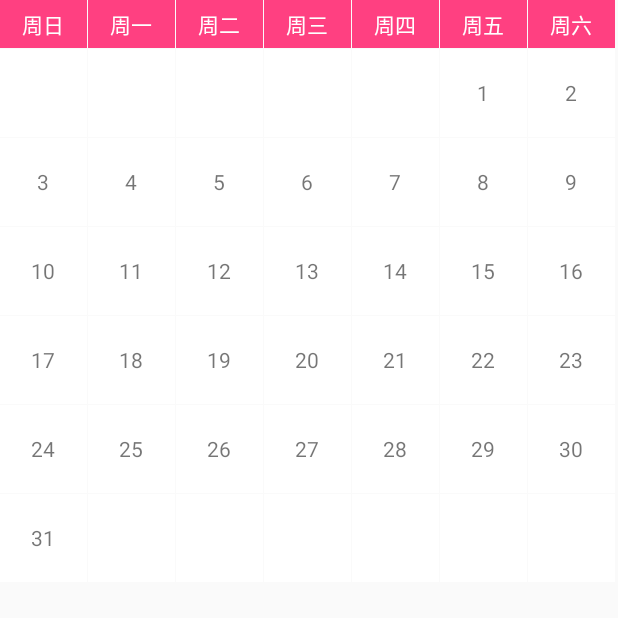
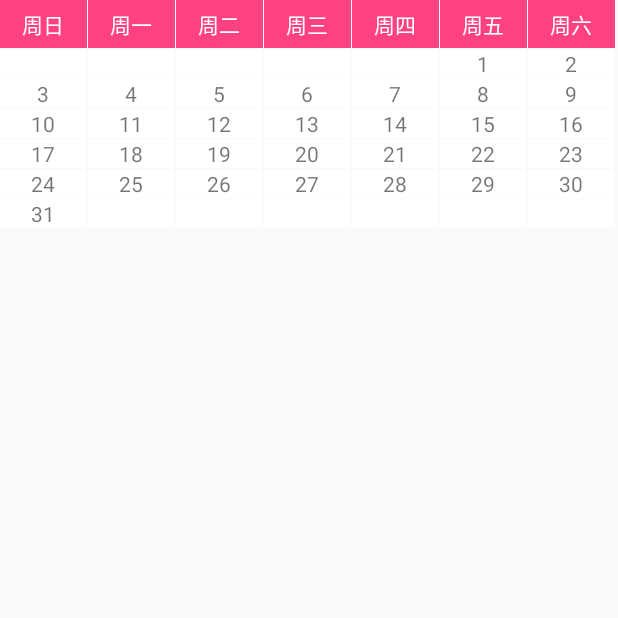
Before and after one commit to Mr-Cai/SignIn, an Android app: the screen it shows after launch (SignInActivity), on a phone screen of 412 x 824 dp, the top half of it. Run offline under Robolectric (Android 15) with nearby library versions, the light colour scheme and no system bars.

Commit message:
optimize-alpha02

```diff
--- a/app/src/main/java/com/example/kk/mycalendercard/Adapter.kt
+++ b/app/src/main/java/com/example/kk/mycalendercard/Adapter.kt
@@ -7,10 +7,6 @@ import android.widget.BaseAdapter
 import android.widget.TextView
 import android.widget.Toast
 
-/**
- * Created by kanghuicong on 2017/3/1.
- * QQ邮箱:515849594@qq.com
- */
 class Adapter(
         private var context: Context,
         emptyDays: Int,
@@ -64,8 +60,6 @@ class Adapter(
                 } else {
                     holder = convertView.tag as Holder
                 }
-
-                ScreenUtils.accordHeight(holder!!.itemTxT!!, width, 1, 7)//根据屏幕宽度适配
 
                 if (position >= emptyDays && position < emptyDays + monthDay) {
                     holder!!.itemTxT!!.text = "${position - emptyDays + 1}"
--- a/app/src/main/java/com/example/kk/mycalendercard/ScreenUtils.kt
+++ b/app/src/main/java/com/example/kk/mycalendercard/ScreenUtils.kt
@@ -7,8 +7,7 @@ import android.view.View
 import android.view.WindowManager
 
 // 提示信息工具类
-class ScreenUtils {
-    companion object {
+object ScreenUtils {
 
     //获取屏幕宽度
     fun getScreenWidth(context: Context): Int {
@@ -53,12 +52,12 @@ class ScreenUtils {
     // 是否是横屏
     fun isLandscape(context: Context) =
             context.resources.configuration.orientation == Configuration.ORIENTATION_LANDSCAPE
+
     //设置控件高度
     fun accordHeight(view: View, height: Int, molecular: Int, denominator: Int) {
         val ps = view.layoutParams
         ps.height = height / denominator * molecular
         view.layoutParams = ps
     }
-    }
 
 }
--- a/app/src/main/java/com/example/kk/mycalendercard/SignInActivity.kt
+++ b/app/src/main/java/com/example/kk/mycalendercard/SignInActivity.kt
@@ -1,25 +1,20 @@
 package com.example.kk.mycalendercard
 
 import android.os.Bundle
-import android.widget.GridView
 import androidx.appcompat.app.AppCompatActivity
+import kotlinx.android.synthetic.main.activity_main.*
 import java.util.*
 
 class SignInActivity : AppCompatActivity() {
-    internal var gvCalendar: GridView? = null
-    internal var calendarAdapter: Adapter? = null
-    internal var calendarBeanList: MutableList<CalendarBean> = ArrayList()
+    private lateinit var calendarAdapter: Adapter
+    private var calendarBeanList: MutableList<CalendarBean> = ArrayList()
 
     override fun onCreate(savedInstanceState: Bundle?) {
         super.onCreate(savedInstanceState)
         setContentView(R.layout.activity_main)
-
-        gvCalendar = findViewById(R.id.gv_calendar)
-
         val year = DateUtil.year
         val month = DateUtil.month
         val toDay = DateUtil.day
-
         val monthDays = DateUtil.getMonthDays(year, month)//该Month的天数
         val firstDays = DateUtil.getDayOfWeek(year, 21, month, 1)//一号周几
         val emptyDays = firstDays - 1//表格状，如果一号周二，则空了周日，周一
@@ -30,13 +25,13 @@ class SignInActivity : AppCompatActivity() {
             calendarBean.day = i
             calendarBean.type = "false"
             calendarBeanList.add(calendarBean)
-            //给Adapter的本意是指：calendarBeanList是从后台读取的数据，记录了日期和该日期是否签到true or false
-            //所以该例子只是前端代码，点击签到后，关闭程序再进入不会保留上次签到记录
-            //所以在有后台支持下，可以根据获取的calendarBeanList判断签到与否
-            //当然，如果不用后台，也可以保存在本地数据库
+            /*        给Adapter的本意是指：calendarBeanList是从后台读取的数据，记录了日期和该日期是否签到true or false
+                    所以该例子只是前端代码，点击签到后，关闭程序再进入不会保留上次签到记录
+                    所以在有后台支持下，可以根据获取的calendarBeanList判断签到与否
+                    当然，如果不用后台，也可以保存在本地数据库*/
         }
 
         calendarAdapter = Adapter(this, emptyDays, monthDays, toDay, allDays, calendarBeanList)
-        gvCalendar!!.adapter = calendarAdapter
+        gv_calendar!!.adapter = calendarAdapter
     }
 }
--- a/app/src/main/res/layout/item.xml
+++ b/app/src/main/res/layout/item.xml
@@ -1,15 +1,9 @@
 <?xml version="1.0" encoding="utf-8"?>
-<LinearLayout xmlns:android="http://schemas.android.com/apk/res/android"
-    android:layout_width="wrap_content"
-    android:layout_height="wrap_content">
-<!--该layout不能删，在动态改变TV高度时，该TV必须有个父容器-->
-    <TextView
-        android:id="@+id/tv_item"
-        android:layout_width="match_parent"
-        android:layout_height="match_parent"
-        android:gravity="center"
-        android:textSize="14dp">
-
-
-    </TextView>
-</LinearLayout>
+<TextView xmlns:android="http://schemas.android.com/apk/res/android"
+    android:id="@+id/tv_item"
+    android:layout_width="match_parent"
+    android:layout_height="match_parent"
+    android:layout_marginTop="8dp"
+    android:layout_marginBottom="8dp"
+    android:gravity="center"
+    android:textSize="14sp" />
--- a/app/src/main/res/layout/item_title.xml
+++ b/app/src/main/res/layout/item_title.xml
@@ -1,13 +1,11 @@
 <?xml version="1.0" encoding="utf-8"?>
 <TextView xmlns:android="http://schemas.android.com/apk/res/android"
     android:id="@+id/tv_title"
-    android:gravity="center"
     android:layout_width="wrap_content"
     android:layout_height="wrap_content"
-    android:textSize="14dp"
-    android:textColor="#ffffff"
+    android:background="@color/colorAccent"
+    android:gravity="center"
     android:paddingTop="5dp"
     android:paddingBottom="5dp"
-    android:background="@color/colorAccent">
-
-</TextView>
+    android:textColor="#ffffff"
+    android:textSize="14sp" />
--- a/app/src/main/res/values-w820dp/dimens.xml
+++ /dev/null
@@ -1,6 +0,0 @@
-<resources>
-    <!-- Example customization of dimensions originally defined in res/values/dimens.xml
-         (such as screen margins) for screens with more than 820dp of available width. This
-         would include 7" and 10" devices in landscape (~960dp and ~1280dp respectively). -->
-    <dimen name="activity_horizontal_margin">64dp</dimen>
-</resources>
--- a/app/src/main/res/values/dimens.xml
+++ /dev/null
@@ -1,4 +0,0 @@
-<resources>
-    <dimen name="activity_horizontal_margin">16dp</dimen>
-    <dimen name="activity_vertical_margin">16dp</dimen>
-</resources>
```
Lines whose indentation alone changed are shown as unchanged.
